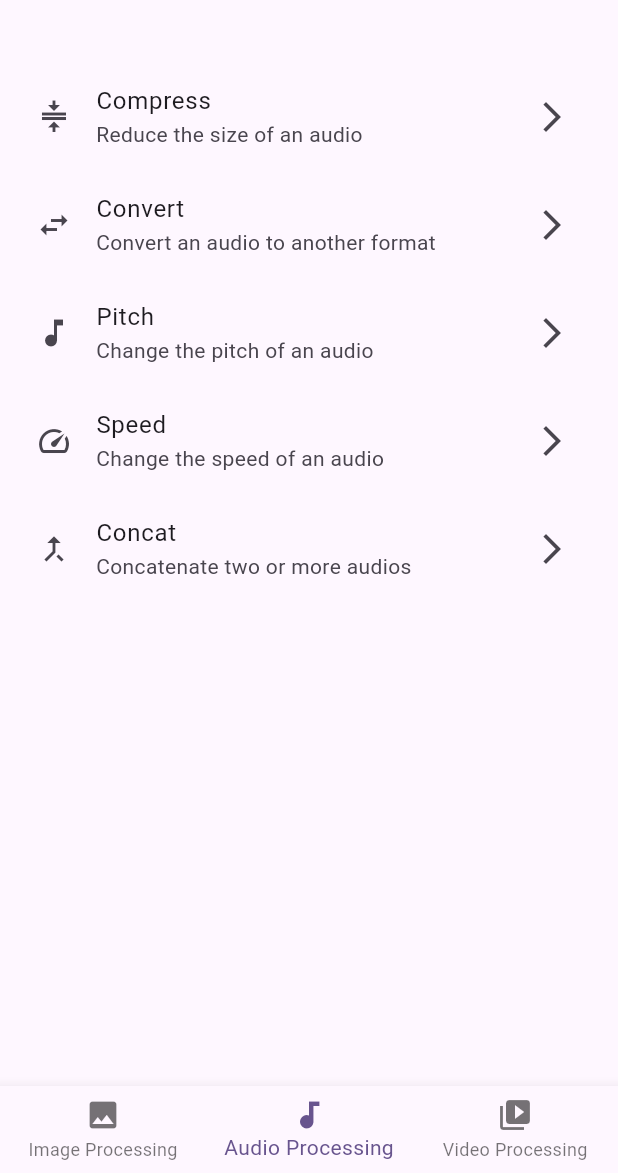
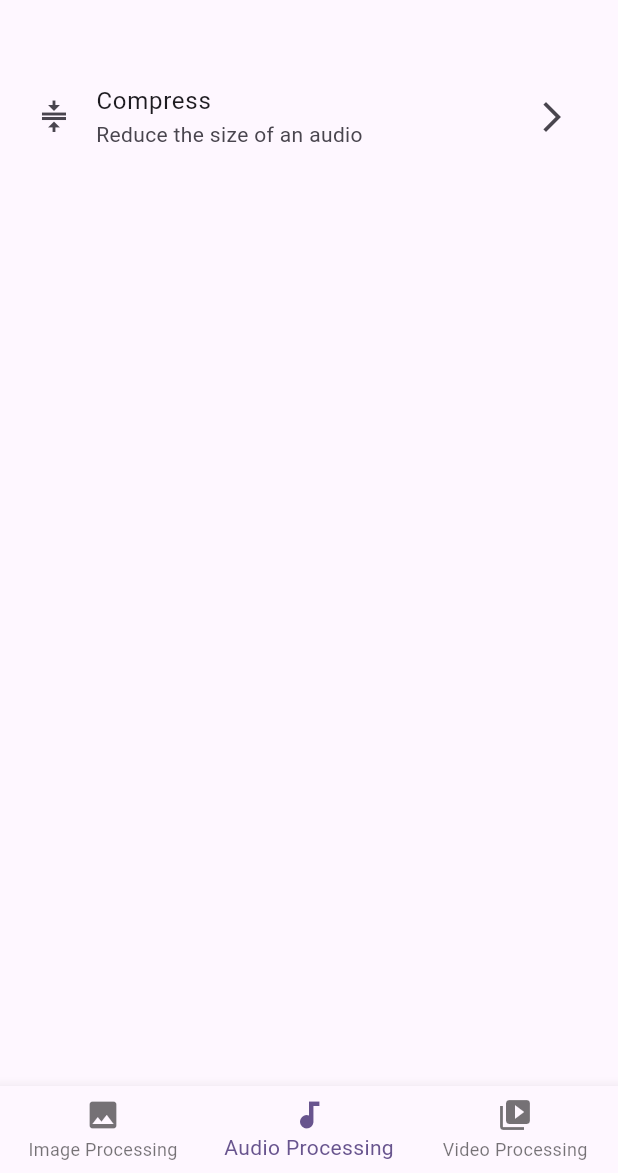
Before and after one commit to syhrlanwr/multimedia-tools, a Flutter app: the screen it shows after launch, item 2 of the bottom bar chosen, on a phone screen of 412 x 824 dp, the part 63-1236 px from its top. Run offline on Flutter 3.47's test engine with Material 2 defaults, Android fonts, the phone set to English and light mode, and no system bars; our stand-ins replace audio_video_progress_bar, file_picker, image_picker, just_audio; missing offline and left inert: ffmpeg_kit_flutter.

Commit message:
remove unfinished features

```diff
--- a/lib/screens/home.dart
+++ b/lib/screens/home.dart
@@ -60,42 +60,42 @@ class _HomeState extends State<Home> {
               Navigator.pushNamed(context, '/audio/compress');
             },
           ),
-          ListTile(
-            title: const Text('Convert'),
-            subtitle: const Text('Convert an audio to another format'),
-            leading: const Icon(Icons.swap_horiz),
-            trailing: const Icon(Icons.arrow_forward_ios),
-            onTap: () {
-              Navigator.pushNamed(context, '/audio/convert');
-            },
-          ),
-          ListTile(
-            title: const Text('Pitch'),
-            subtitle: const Text('Change the pitch of an audio'),
-            leading: const Icon(Icons.music_note),
-            trailing: const Icon(Icons.arrow_forward_ios),
-            onTap: () {
-              Navigator.pushNamed(context, '/audio/pitch');
-            },
-          ),
-          ListTile(
-            title: const Text('Speed'),
-            subtitle: const Text('Change the speed of an audio'),
-            leading: const Icon(Icons.speed),
-            trailing: const Icon(Icons.arrow_forward_ios),
-            onTap: () {
-              Navigator.pushNamed(context, '/audio/speed');
-            },
-          ),
-          ListTile(
-            title: const Text('Concat'),
-            subtitle: const Text('Concatenate two or more audios'),
-            leading: const Icon(Icons.merge_type),
-            trailing: const Icon(Icons.arrow_forward_ios),
-            onTap: () {
-              Navigator.pushNamed(context, '/audio/trim');
-            },
-          ),
+          // ListTile(
+          //   title: const Text('Convert'),
+          //   subtitle: const Text('Convert an audio to another format'),
+          //   leading: const Icon(Icons.swap_horiz),
+          //   trailing: const Icon(Icons.arrow_forward_ios),
+          //   onTap: () {
+          //     Navigator.pushNamed(context, '/audio/convert');
+          //   },
+          // ),
+          // ListTile(
+          //   title: const Text('Pitch'),
+          //   subtitle: const Text('Change the pitch of an audio'),
+          //   leading: const Icon(Icons.music_note),
+          //   trailing: const Icon(Icons.arrow_forward_ios),
+          //   onTap: () {
+          //     Navigator.pushNamed(context, '/audio/pitch');
+          //   },
+          // ),
+          // ListTile(
+          //   title: const Text('Speed'),
+          //   subtitle: const Text('Change the speed of an audio'),
+          //   leading: const Icon(Icons.speed),
+          //   trailing: const Icon(Icons.arrow_forward_ios),
+          //   onTap: () {
+          //     Navigator.pushNamed(context, '/audio/speed');
+          //   },
+          // ),
+          // ListTile(
+          //   title: const Text('Concat'),
+          //   subtitle: const Text('Concatenate two or more audios'),
+          //   leading: const Icon(Icons.merge_type),
+          //   trailing: const Icon(Icons.arrow_forward_ios),
+          //   onTap: () {
+          //     Navigator.pushNamed(context, '/audio/trim');
+          //   },
+          // ),
         ],
       ),
       Center(
```
